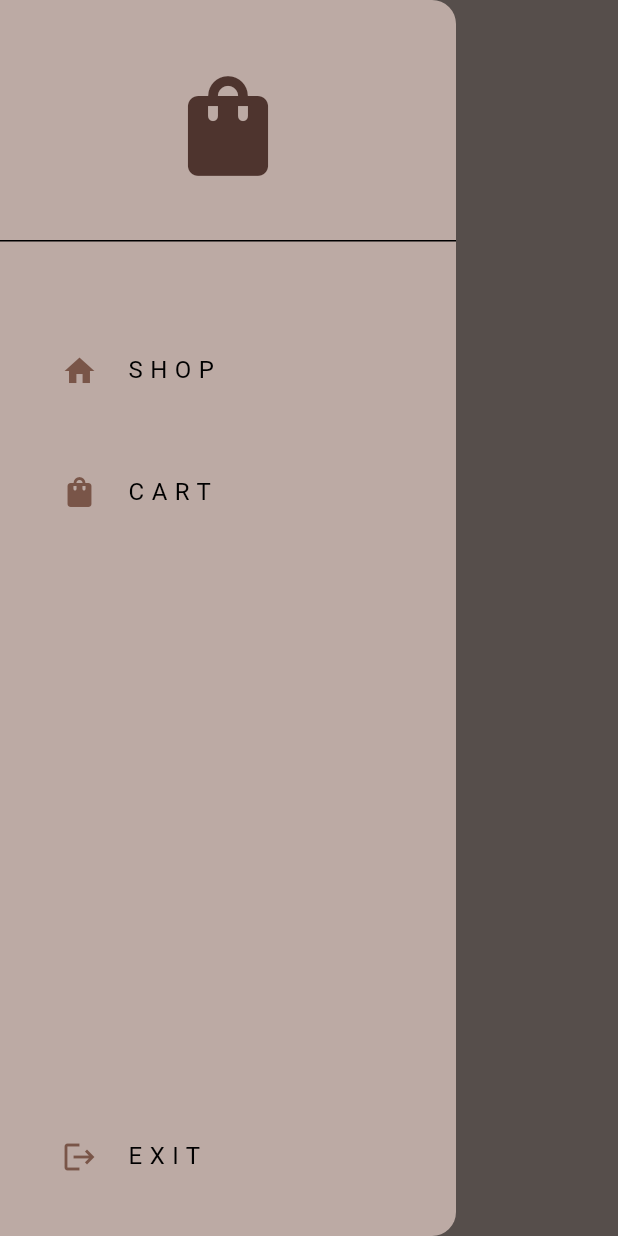
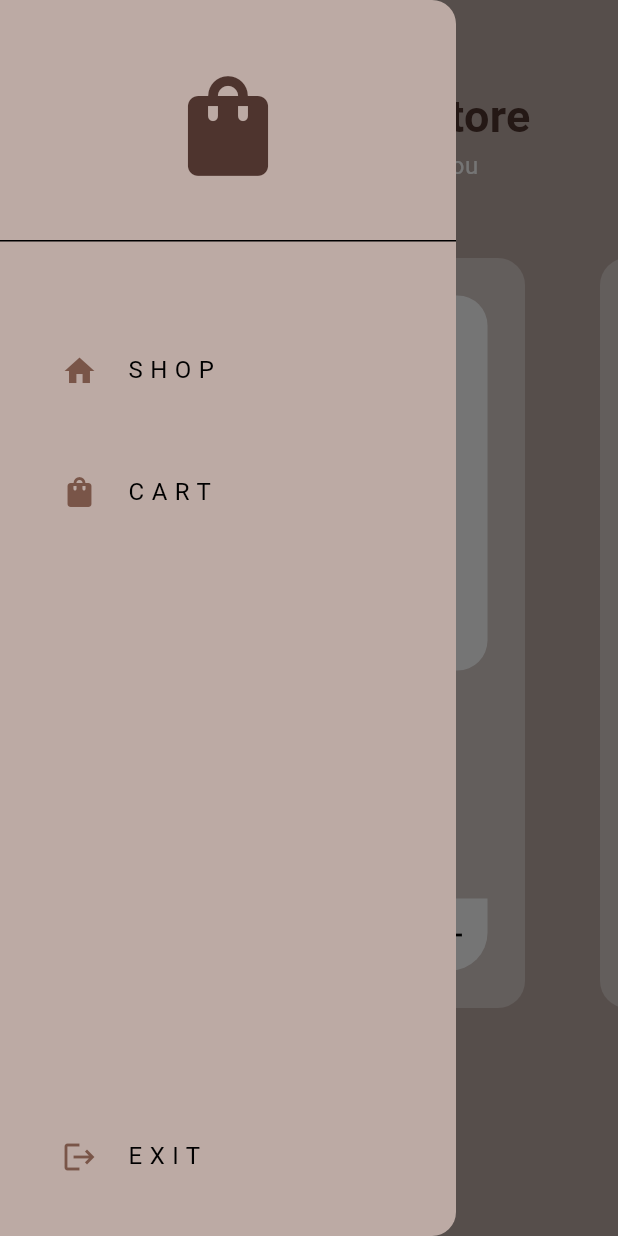
Before and after one commit to namwambaobu/We_stores, a Flutter app: the ShopPage screen opened by its route, with the side drawer open, on a phone screen of 412 x 824 dp. Run offline on Flutter 3.47's test engine with Material 3 defaults, Android fonts, the light colour scheme and no system bars.

Commit message:
second commit

```diff
--- /dev/null
+++ b/lib/components/my_product_tile.dart
@@ -0,0 +1,112 @@
+import 'dart:io';
+
+import 'package:flutter/material.dart';
+import 'package:provider/provider.dart';
+import 'package:we_stores/models/product.dart';
+import 'package:we_stores/models/shop.dart';
+
+class MyProductTile extends StatelessWidget {
+  final Product product;
+  const MyProductTile({super.key, required this.product});
+
+//add to cart button pressed
+  void addToCart(BuildContext context) {
+    //show a dialog box to ask for confirmation of adding product to cart
+    showDialog(
+        context: context,
+        builder: (context) => AlertDialog(
+              content: Text("Add this to Cart?"),
+              actions: [
+                //yes button
+                MaterialButton(
+                  onPressed: () {
+                    //pop the box
+                    Navigator.pop(context);
+                    //add product to cart
+                    context.read<Shop>().addToCart(product);
+                  },
+                  child: Text("Yes"),
+                ),
+                //cancel button
+                MaterialButton(
+                  onPressed: () => Navigator.pop(context),
+                  child: Text("Cancel"),
+                )
+              ],
+            ));
+  }
+
+  @override
+  Widget build(BuildContext context) {
+    return Container(
+      decoration: BoxDecoration(
+          color: Theme.of(context).colorScheme.primary,
+          borderRadius: BorderRadius.circular(18)),
+      margin: const EdgeInsets.all(25),
+      padding: EdgeInsets.all(25),
+      width: 300,
+      child: Column(
+        mainAxisAlignment: MainAxisAlignment.spaceBetween,
+        crossAxisAlignment: CrossAxisAlignment.start,
+        children: [
+          //product image
+          Column(
+            crossAxisAlignment: CrossAxisAlignment.start,
+            children: [
+              AspectRatio(
+                aspectRatio: 1,
+                child: Container(
+                    decoration: BoxDecoration(
+                        color: Theme.of(context).colorScheme.secondary,
+                        borderRadius: BorderRadius.circular(20)),
+                    padding: EdgeInsets.all(25),
+                    width: double.infinity,
+                    child: Icon(Icons.favorite)),
+              ),
+              const SizedBox(
+                height: 20,
+              ),
+              //product name
+              Text(
+                product.name,
+                style: TextStyle(
+                    fontWeight: FontWeight.bold,
+                    fontSize: 20,
+                    color: Theme.of(context).colorScheme.inversePrimary),
+              ),
+              //product description
+              Text(
+                product.description,
+                style: TextStyle(
+                    fontSize: 15,
+                    color: Theme.of(context).colorScheme.secondary),
+              ),
+            ],
+          ),
+          const SizedBox(
+            height: 10,
+          ),
+          //product price + add to cart
+          Row(
+            mainAxisAlignment: MainAxisAlignment.spaceBetween,
+            children: [
+              //price
+              Text('\$' + product.price.toStringAsFixed(2)),
+              //button
+              Container(
+                  decoration: BoxDecoration(
+                      color: Theme.of(context).colorScheme.secondary,
+                      borderRadius: BorderRadius.only(
+                          topLeft: Radius.circular(25),
+                          bottomRight: Radius.circular(25))),
+                  child: IconButton(
+                    onPressed: () => addToCart(context),
+                    icon: Icon(Icons.add),
+                  ))
+            ],
+          )
+        ],
+      ),
+    );
+  }
+}
--- a/lib/models/product.dart
+++ b/lib/models/product.dart
@@ -2,10 +2,11 @@ class Product {
   final String name;
   final double price;
   final String description;
-  final String imagePath;
-  Product(
-      {required this.name,
-      required this.price,
-      required this.description,
-      required this.imagePath});
+  //final String imagePath;
+  Product({
+    required this.name,
+    required this.price,
+    required this.description,
+    //required this.imagePath
+  });
 }
--- a/lib/models/shop.dart
+++ b/lib/models/shop.dart
@@ -0,0 +1,29 @@
+import 'package:flutter/material.dart';
+import 'package:we_stores/models/product.dart';
+
+class Shop extends ChangeNotifier {
+  //products for sale
+  final List<Product> _shop = [
+    Product(name: "Prod 1", price: 99.99, description: "some details"),
+    Product(name: "Prod 2", price: 99.99, description: "some details"),
+    Product(name: "Prod 3", price: 99.99, description: "some details"),
+    Product(name: "Prod 4", price: 99.99, description: "some details")
+  ];
+  //user cart
+  List<Product> _cart = [];
+  //get product list
+  List<Product> get shop => _shop;
+  //get user cart
+  List<Product> get cart => _cart;
+  //add item to cart
+  void addToCart(Product item) {
+    _cart.add(item);
+    notifyListeners();
+  }
+
+  //remove items from cart
+  void removeFromCart(Product item) {
+    _cart.remove(item);
+    notifyListeners();
+  }
+}
--- a/lib/pages/shop_page.dart
+++ b/lib/pages/shop_page.dart
@@ -1,20 +1,59 @@
 import 'package:flutter/material.dart';
+import 'package:provider/provider.dart';
 import 'package:we_stores/components/my_drawer.dart';
+import 'package:we_stores/components/my_product_tile.dart';
+import 'package:we_stores/models/shop.dart';
 
 class ShopPage extends StatelessWidget {
   const ShopPage({super.key});
 
   @override
   Widget build(BuildContext context) {
+    final products = context.watch<Shop>().shop;
     return Scaffold(
       appBar: AppBar(
         backgroundColor: Colors.transparent,
         elevation: 0,
         foregroundColor: Theme.of(context).colorScheme.inversePrimary,
-        title: const Text("Shop Page"),
+        title: const Text("SHOP",
+            style: TextStyle(fontWeight: FontWeight.bold, fontSize: 30)),
       ),
       backgroundColor: Theme.of(context).colorScheme.surface,
       drawer: const MyDrawer(),
+      body: ListView(
+        children: [
+          Center(
+            child: Text(
+              "Welcome to our Store",
+              style: TextStyle(
+                  color: Theme.of(context).colorScheme.inversePrimary,
+                  fontWeight: FontWeight.bold,
+                  fontSize: 30),
+            ),
+          ),
+          //page sub titile
+          Center(
+              child: Text("Premium products, just for you",
+                  style: TextStyle(
+                      color: Theme.of(context).colorScheme.secondary,
+                      fontSize: 16))),
+          //
+          SizedBox(
+            height: 600,
+            child: ListView.builder(
+                itemCount: products.length,
+                padding: EdgeInsets.all(25),
+                scrollDirection: Axis.horizontal,
+                itemBuilder: (context, index) {
+                  //get each indiividual product from the shop
+                  final product = products[index];
+
+                  //return as a product tile UI
+                  return MyProductTile(product: product);
+                }),
+          ),
+        ],
+      ),
     );
   }
 }
--- a/pubspec.yaml
+++ b/pubspec.yaml
@@ -35,6 +35,7 @@ dependencies:
   # The following adds the Cupertino Icons font to your application.
   # Use with the CupertinoIcons class for iOS style icons.
   cupertino_icons: ^1.0.8
+  provider: ^6.1.2
 
 dev_dependencies:
   flutter_test:
```
Also changed, not shown: lib/main.dart (+6 -1 lines), lib/pages/cart_page.dart (+46 -0 lines), pubspec.lock.
